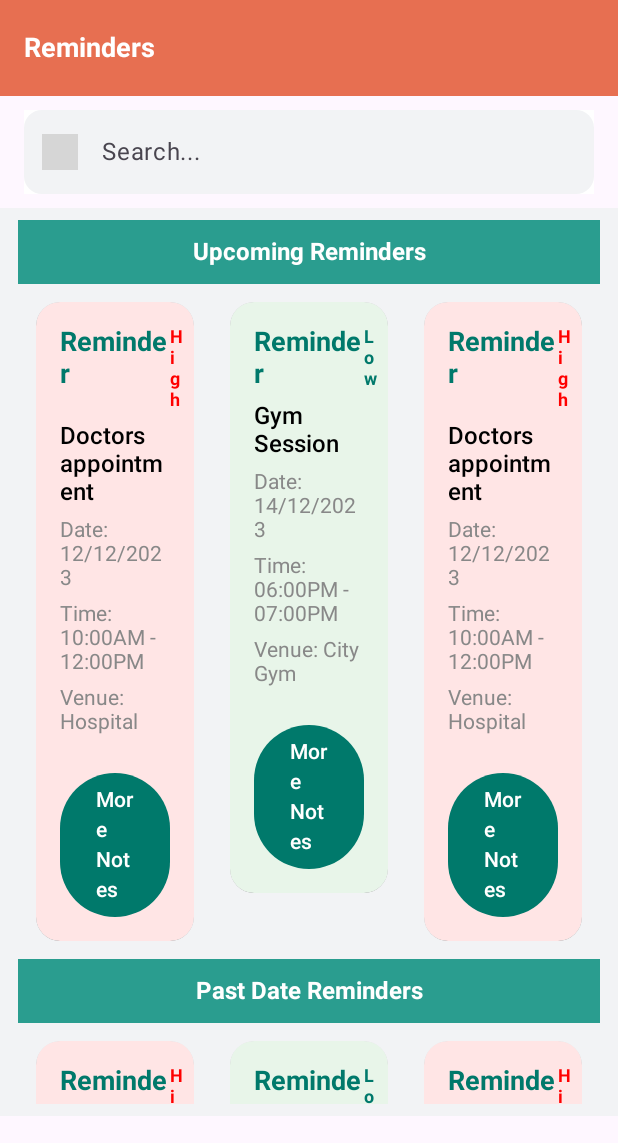
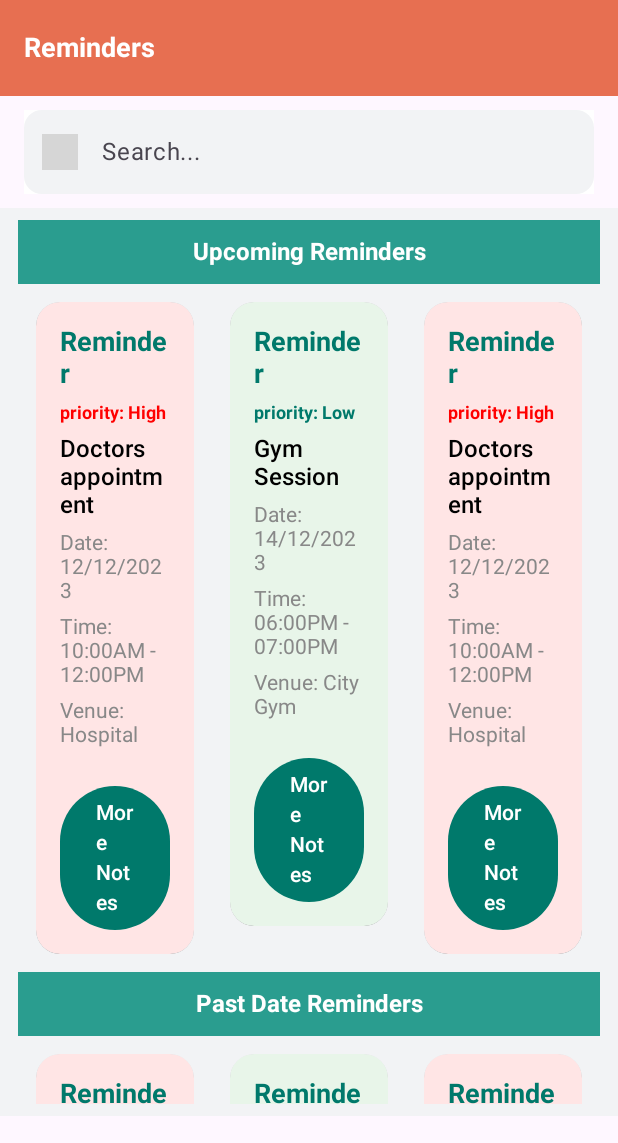
Before and after one commit to Dismas-Ospaltic/EventMarker, an Android app built with Jetpack Compose: the @Preview function HomeScreenPreview, on a phone screen of 412 x 824 dp. Shown: the top 1143 px of the screen. Run offline under Robolectric (Android 15) with nearby library versions, the phone set to English and light mode, and no system bars; our stand-ins replace accompanist; libraries missing offline, so code that uses them is left out: compose.icons, compose.icons.fontawesomeicons; 1 statement that could not run was skipped; grey boxes are pictures that could not be loaded.

Commit message:
edit calendar marker

```diff
--- a/app/src/main/java/com/st11/eventmarker/screens/HomeScreen.kt
+++ b/app/src/main/java/com/st11/eventmarker/screens/HomeScreen.kt
@@ -3,6 +3,7 @@ package com.st11.eventmarker.screens
 import androidx.compose.foundation.Image
 import androidx.compose.foundation.background
 import androidx.compose.foundation.clickable
+import androidx.compose.foundation.gestures.detectTapGestures
 import androidx.compose.foundation.layout.*
 import androidx.compose.foundation.lazy.LazyColumn
 import androidx.compose.foundation.lazy.grid.GridCells
@@ -12,6 +13,8 @@ import androidx.compose.foundation.lazy.itemsIndexed
 import androidx.compose.foundation.rememberScrollState
 import androidx.compose.foundation.shape.RoundedCornerShape
 import androidx.compose.foundation.verticalScroll
+import androidx.compose.material.icons.Icons
+import androidx.compose.material.icons.filled.Edit
 import androidx.compose.material3.*
 import androidx.compose.runtime.*
 import androidx.compose.ui.Alignment
@@ -19,6 +22,7 @@ import androidx.compose.ui.Modifier
 import androidx.compose.ui.draw.clip
 import androidx.compose.ui.draw.shadow
 import androidx.compose.ui.graphics.Color
+import androidx.compose.ui.input.pointer.pointerInput
 import androidx.compose.ui.platform.LocalConfiguration
 import androidx.compose.ui.platform.LocalLayoutDirection
 import androidx.compose.ui.res.colorResource
@@ -28,11 +32,13 @@ import androidx.compose.ui.text.style.TextAlign
 import androidx.compose.ui.tooling.preview.Preview
 import androidx.compose.ui.unit.dp
 import androidx.compose.ui.unit.sp
+import androidx.compose.ui.window.Dialog
 import androidx.compose.ui.zIndex
 import androidx.navigation.NavController
 import androidx.navigation.compose.rememberNavController
 import com.st11.eventmarker.R
 import com.st11.eventmarker.navigation.Screen
+import com.st11.eventmarker.screens.components.EditablePopup
 import com.st11.eventmarker.utils.DynamicStatusBar
 import compose.icons.FontAwesomeIcons
 import compose.icons.fontawesomeicons.Solid
@@ -54,6 +60,8 @@ fun HomeScreen(navController: NavController) {
     var showSheet by remember { mutableStateOf(false) }
     var selectedNotes by remember { mutableStateOf("") }
 
+    var showDialog by remember { mutableStateOf(false) }
+    var selectedText by remember { mutableStateOf("Initial Text") }
 
 
     val configuration = LocalConfiguration.current
@@ -139,17 +147,7 @@ fun HomeScreen(navController: NavController) {
         ) {
 
 
-//            LazyColumn(
-//                modifier = Modifier
-//                    .fillMaxSize()
-//                    .padding(
-//                        start = paddingValues.calculateStartPadding(LocalLayoutDirection.current),
-//                        top = paddingValues.calculateTopPadding(),
-//                        end = paddingValues.calculateEndPadding(LocalLayoutDirection.current),
-//                        bottom = paddingValues.calculateBottomPadding() + 80.dp
-//                    )
-//                    .background(color = colorResource(id = R.color.light_bg_color))
-//            ) {
+//
 
             val cardDataReminder = listOf(
                 CardInfoReminder(
@@ -249,8 +247,23 @@ fun HomeScreen(navController: NavController) {
                                onMoreNotesClick = {
                                    selectedNotes = extraNote
                                    showSheet = true
+                               },
+                               onEditClick = {
+                                   showDialog = true // Just trigger the flag
                                }
+
+
                            )
+                           if (showDialog) {
+                               EditablePopup(
+                                   initialText = selectedText,
+                                   onDismiss = { showDialog = false },
+                                   onSave = { newText ->
+                                       selectedText = newText
+                                       showDialog = false
+                                   }
+                               )
+                           }
                        }
 
                        item(span = { GridItemSpan(maxLineSpan) }) {
@@ -277,90 +290,14 @@ fun HomeScreen(navController: NavController) {
                                onMoreNotesClick = {
                                    selectedNotes = extraNote
                                    showSheet = true
+                               },
+                               onEditClick = {
+
                                }
                            )
                        }
                    }
 
-//            LazyVerticalGrid(
-//                columns = GridCells.Fixed(columns),
-//                modifier = Modifier
-//                    .fillMaxWidth()
-//                    .heightIn(min = 300.dp) // Give a bounded height to prevent infinite height
-//                    .padding(horizontal = 12.dp, vertical = 8.dp),
-//                userScrollEnabled = true // ❗ disable nested scroll
-//            ) {
-//
-//
-//                items(cardDataReminder.size) { index ->
-//                    val (title, date, type, priority, startTime, endTime, venue, extraNote) = cardDataReminder[index]
-//                    ReminderCard(
-//                        priority = priority,
-//                        title = title,
-//                        date = date,
-//                        time = "$startTime - $endTime",
-//                        venue = venue,
-//                        onMoreNotesClick = {
-//                            selectedNotes = extraNote
-//                            showSheet = true
-//                        }
-//                    )
-//                }
-//            }
-
-
-//            LazyVerticalGrid(
-//                columns = GridCells.Fixed(columns),
-//                modifier = Modifier
-//                    .fillMaxWidth()
-//                    .heightIn(min = 300.dp) // Give a bounded height to prevent infinite height
-//                    .padding(horizontal = 12.dp, vertical = 8.dp),
-//                userScrollEnabled = true // ❗ disable nested scroll
-//            ) {
-//
-//
-//                items(cardDataReminder.size) { index ->
-//                    val (title, date, type, priority, startTime, endTime, venue, extraNote) = cardDataReminder[index]
-//                    ReminderCard(
-//                        priority = priority,
-//                        title = title,
-//                        date = date,
-//                        time = "$startTime - $endTime",
-//                        venue = venue,
-//                        onMoreNotesClick = {
-//                            selectedNotes = extraNote
-//                            showSheet = true
-//                        }
-//                    )
-//                }
-//            }
-//
-//                // Past Grid
-//                item {
-//                    LazyVerticalGrid(
-//                        columns = GridCells.Fixed(columns),
-//                        modifier = Modifier
-//                            .fillMaxWidth()
-//                            .heightIn(min = 300.dp)
-//                            .padding(horizontal = 12.dp, vertical = 8.dp),
-//                        userScrollEnabled = false // ✅ Disable nested scroll
-//                    ) {
-//                        items(cardDataReminder.size) { index ->
-//                            val (title, date, type, priority, startTime, endTime, venue, extraNote) = cardDataReminder[index]
-//                            ReminderCard(
-//                                priority = priority,
-//                                title = title,
-//                                date = date,
-//                                time = "$startTime - $endTime",
-//                                venue = venue,
-//                                onMoreNotesClick = {
-//                                    selectedNotes = extraNote
-//                                    showSheet = true
-//                                }
-//                            )
-//                        }
-//                    }
-//                }
 
         }
     }
@@ -408,17 +345,6 @@ data class CardInfoReminder(
     val moreNotes: String
 )
 
-//data class CardInfoReminder(
-//    val title: String,
-//    val date: String,
-//    val type: String,
-//    val priority: String,
-//    val startTime: String,
-//    val endTime: String,
-//    val venue: String,
-//    val moreNotes: String
-//)
-
 
 @Composable
 fun ReminderCard(
@@ -427,8 +353,11 @@ fun ReminderCard(
     date: String,
     time: String,
     venue: String,
-    onMoreNotesClick: () -> Unit
+    onMoreNotesClick: () -> Unit,
+    onEditClick: () -> Unit
 ) {
+
+    var isMenuExpanded by remember { mutableStateOf(false) }
     val cardColor = when (priority.lowercase()) {
         "high" -> Color(0xFFFFE5E5) // Light red
         "medium" -> Color(0xFFFFF8E1) // Light yellow
@@ -440,7 +369,14 @@ fun ReminderCard(
             .padding(12.dp)
             .fillMaxWidth()
             .clip(RoundedCornerShape(16.dp))
-            .shadow(8.dp, RoundedCornerShape(16.dp)),
+            .shadow(8.dp, RoundedCornerShape(16.dp))
+            .pointerInput(Unit) {
+                detectTapGestures(
+                    onLongPress = {
+                        isMenuExpanded = true
+                    }
+                )
+            },
         colors = CardDefaults.cardColors(containerColor = cardColor),
         elevation = CardDefaults.cardElevation(defaultElevation = 8.dp)
     ) {
@@ -460,15 +396,23 @@ fun ReminderCard(
                     fontWeight = FontWeight.Bold,
                     color = Color(0xFF00796B) // Persian Green shade
                 )
-                Text(
-                    text = priority.replaceFirstChar { if (it.isLowerCase()) it.titlecase(Locale.getDefault()) else it.toString() },
-                    fontSize = 12.sp,
-                    fontWeight = FontWeight.Bold,
-                    color = if (priority.lowercase() == "high") Color.Red else Color(0xFF00796B)
-                )
             }
-
-            Text(text = title, fontSize = 16.sp, fontWeight = FontWeight.SemiBold, color = Color.Black)
+            Text(
+                text = "priority: " + priority.replaceFirstChar {
+                    if (it.isLowerCase()) it.titlecase(
+                        Locale.getDefault()
+                    ) else it.toString()
+                },
+                fontSize = 12.sp,
+                fontWeight = FontWeight.Bold,
+                color = if (priority.lowercase() == "high") Color.Red else Color(0xFF00796B)
+            )
+            Text(
+                text = title,
+                fontSize = 16.sp,
+                fontWeight = FontWeight.SemiBold,
+                color = Color.Black
+            )
             Text(text = "Date: $date", fontSize = 14.sp, color = Color.Gray)
             Text(text = "Time: $time", fontSize = 14.sp, color = Color.Gray)
             Text(text = "Venue: $venue", fontSize = 14.sp, color = Color.Gray)
@@ -482,6 +426,24 @@ fun ReminderCard(
             ) {
                 Text(text = "More Notes", color = Color.White)
             }
+
+
+            // 👇 Long-press menu
+            DropdownMenu(
+                expanded = isMenuExpanded,
+                onDismissRequest = { isMenuExpanded = false }
+            ) {
+                DropdownMenuItem(
+                    text = { Text("Edit") },
+                    onClick = {
+                        isMenuExpanded = false
+                        onEditClick()
+                    },
+                    leadingIcon = {
+                        Icon(Icons.Default.Edit, contentDescription = "Edit")
+                    }
+                )
+            }
         }
     }
 }
```
Also changed, not shown: app/src/main/java/com/st11/eventmarker/screens/AddMarkScreen.kt (+44 -6 lines), app/src/main/java/com/st11/eventmarker/screens/components/EditablePopup.kt (added, +78 -0 lines).
